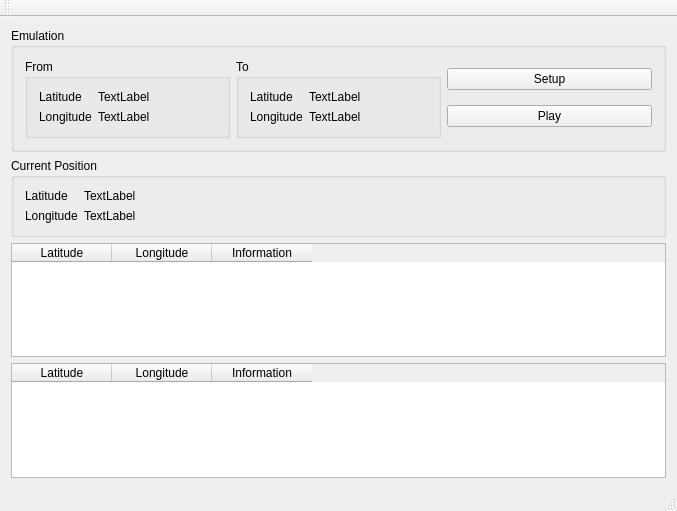
First picture: the form in osm-test/mainwindow.ui, repository diegowald/osm_test, before the edit.
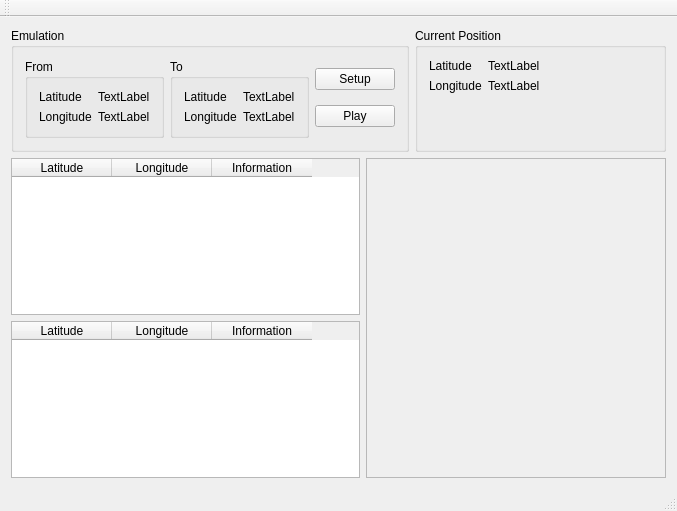
Second picture: the form after the edit. Custom widgets are drawn as their Qt base class.

The edit to the form file:
```diff
--- a/osm-test/mainwindow.ui
+++ b/osm-test/mainwindow.ui
@@ -14,7 +14,9 @@
    <string>MainWindow</string>
   </property>
   <widget class="QWidget" name="centralWidget">
-   <layout class="QVBoxLayout" name="verticalLayout_2">
+   <layout class="QVBoxLayout" name="verticalLayout_6">
+    <item>
+     <layout class="QHBoxLayout" name="horizontalLayout_2">
     <item>
      <widget class="QGroupBox" name="groupBox_2">
       <property name="title">
@@ -165,6 +167,12 @@
       </layout>
      </widget>
     </item>
+     </layout>
+    </item>
+    <item>
+     <layout class="QHBoxLayout" name="horizontalLayout_3">
+      <item>
+       <layout class="QVBoxLayout" name="verticalLayout_2">
     <item>
      <widget class="QTableWidget" name="nodeInformation">
       <column>
@@ -204,6 +212,26 @@
      </widget>
     </item>
    </layout>
+      </item>
+      <item>
+       <widget class="ForwardView" name="forwardFrame">
+        <property name="minimumSize">
+         <size>
+          <width>300</width>
+          <height>0</height>
+         </size>
+        </property>
+        <property name="frameShape">
+         <enum>QFrame::StyledPanel</enum>
+        </property>
+        <property name="frameShadow">
+         <enum>QFrame::Raised</enum>
+        </property>
+       </widget>
+      </item>
+     </layout>
+    </item>
+   </layout>
   </widget>
   <widget class="QMenuBar" name="menuBar">
    <property name="geometry">
@@ -226,6 +254,14 @@
   <widget class="QStatusBar" name="statusBar"/>
  </widget>
  <layoutdefault spacing="6" margin="11"/>
+ <customwidgets>
+  <customwidget>
+   <class>ForwardView</class>
+   <extends>QFrame</extends>
+   <header location="global">forwardview.h</header>
+   <container>1</container>
+  </customwidget>
+ </customwidgets>
  <resources/>
  <connections/>
 </ui>
```
Lines whose indentation alone changed are shown as unchanged.
